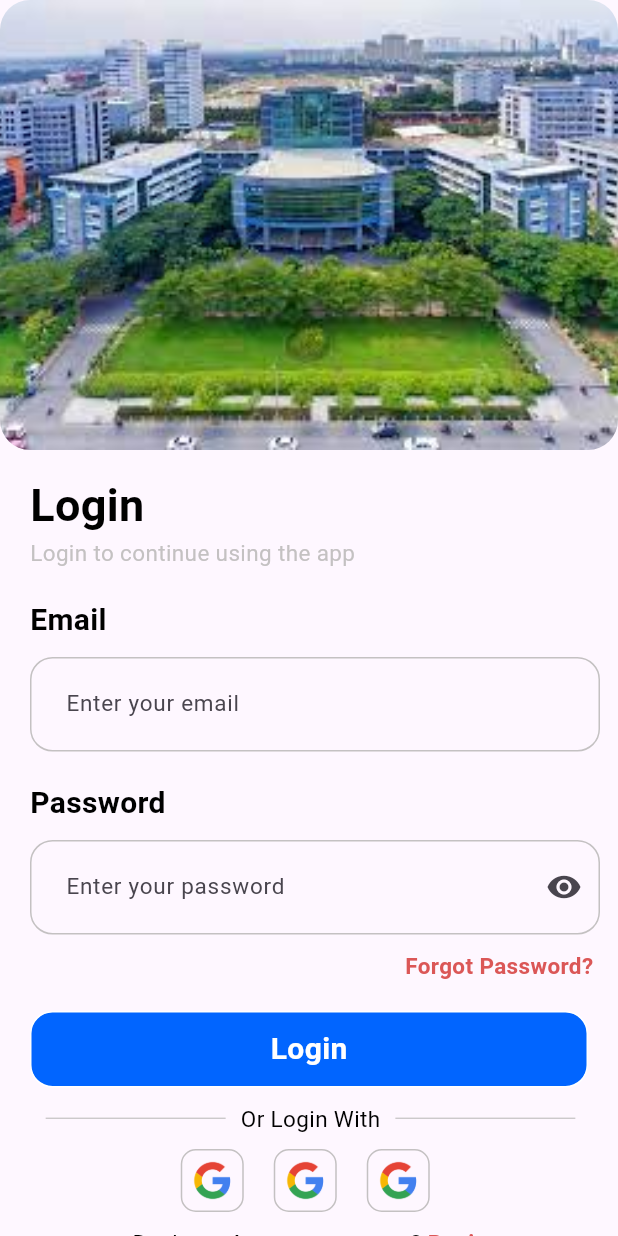
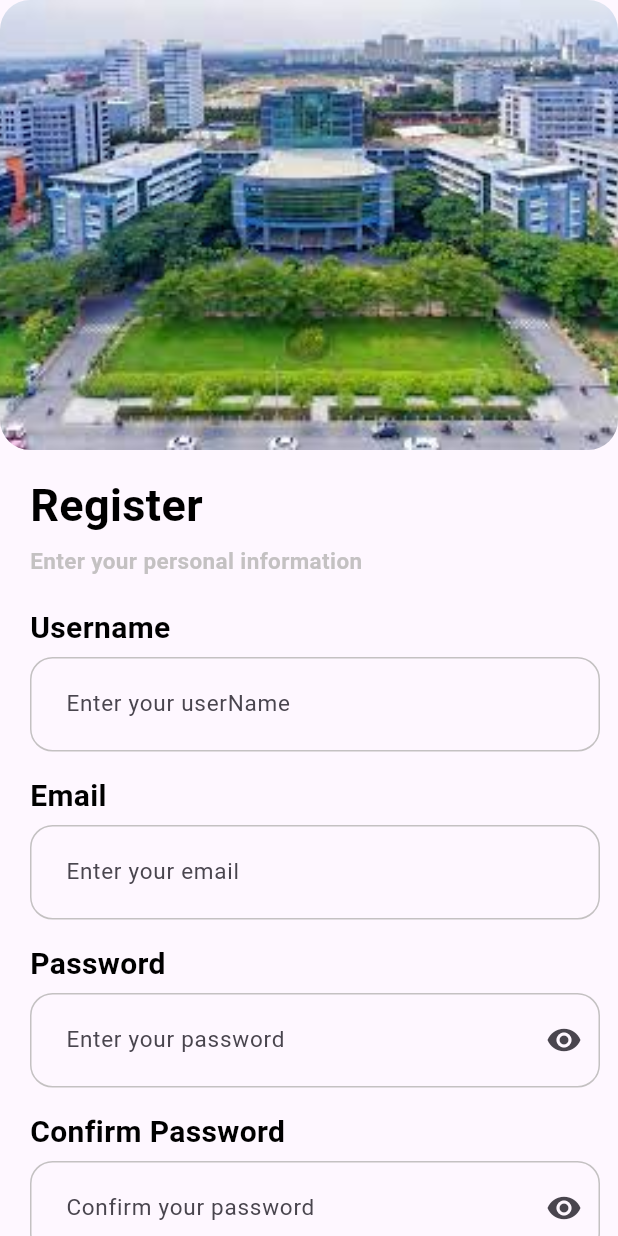
Before and after one commit to phananhvu16112002/Attendance_System_Flutter_NodeJS, a Flutter app: the screen it shows after launch, on a phone screen of 412 x 824 dp. Run offline on Flutter 3.47's test engine with Material 3 defaults, Android fonts, the phone set to English and light mode, and no system bars.

Commit message:
Register Page

```diff
--- /dev/null
+++ b/lib/Pages/Register/components/Body.dart
@@ -0,0 +1,156 @@
+import 'package:attendance_system_nodejs/common/bases/CustomButton.dart';
+import 'package:attendance_system_nodejs/common/bases/CustomText.dart';
+import 'package:attendance_system_nodejs/common/bases/CustomTextField.dart';
+import 'package:attendance_system_nodejs/common/bases/ImageSlider.dart';
+import 'package:attendance_system_nodejs/common/colors/colors.dart';
+import 'package:flutter/material.dart';
+
+class BodyRegister extends StatelessWidget {
+  const BodyRegister({
+    super.key,
+    required this.username,
+    required this.emailAddress,
+    required this.password,
+    required this.confirmPassword,
+  });
+
+  final TextEditingController username;
+  final TextEditingController emailAddress;
+  final TextEditingController password;
+  final TextEditingController confirmPassword;
+
+  @override
+  Widget build(BuildContext context) {
+    return SingleChildScrollView(
+      child: Column(
+        crossAxisAlignment: CrossAxisAlignment.start,
+        children: [
+          ImageSlider(),
+          Container(
+              height: MediaQuery.of(context).size.height,
+              child: Padding(
+                padding: const EdgeInsets.only(left: 20, top: 15),
+                child: Column(
+                    crossAxisAlignment: CrossAxisAlignment.start,
+                    children: [
+                      CustomText(
+                          message: 'Register',
+                          fontSize: 30,
+                          fontWeight: FontWeight.bold,
+                          color: AppColors.primaryText),
+                      SizedBox(
+                        height: 5,
+                      ),
+                      CustomText(
+                          message: 'Enter your personal information',
+                          fontSize: 15,
+                          fontWeight: FontWeight.w600,
+                          color: AppColors.secondaryText),
+                      SizedBox(
+                        height: 20,
+                      ),
+                      CustomText(
+                          message: 'Username',
+                          fontSize: 20,
+                          fontWeight: FontWeight.bold,
+                          color: AppColors.primaryText),
+                      SizedBox(
+                        height: 5,
+                      ),
+                      CustomTextField(
+                          controller: username,
+                          textInputType: TextInputType.text,
+                          obscureText: false,
+                          suffixIcon: Icon(null),
+                          hintText: 'Enter your userName'),
+                      SizedBox(
+                        height: 15,
+                      ),
+                      CustomText(
+                          message: 'Email',
+                          fontSize: 20,
+                          fontWeight: FontWeight.bold,
+                          color: AppColors.primaryText),
+                      SizedBox(
+                        height: 5,
+                      ),
+                      CustomTextField(
+                          controller: emailAddress,
+                          textInputType: TextInputType.emailAddress,
+                          obscureText: false,
+                          suffixIcon: Icon(null),
+                          hintText: 'Enter your email'),
+                      SizedBox(
+                        height: 15,
+                      ),
+                      CustomText(
+                          message: 'Password',
+                          fontSize: 20,
+                          fontWeight: FontWeight.bold,
+                          color: AppColors.primaryText),
+                      SizedBox(
+                        height: 5,
+                      ),
+                      CustomTextField(
+                          controller: password,
+                          textInputType: TextInputType.visiblePassword,
+                          obscureText: true,
+                          suffixIcon: Icon(Icons.visibility),
+                          hintText: 'Enter your password'),
+                      SizedBox(
+                        height: 15,
+                      ),
+                      CustomText(
+                          message: 'Confirm Password',
+                          fontSize: 20,
+                          fontWeight: FontWeight.bold,
+                          color: AppColors.primaryText),
+                      SizedBox(
+                        height: 5,
+                      ),
+                      CustomTextField(
+                          controller: confirmPassword,
+                          textInputType: TextInputType.visiblePassword,
+                          obscureText: true,
+                          suffixIcon: Icon(Icons.visibility),
+                          hintText: 'Confirm your password'),
+                      SizedBox(
+                        height: 20,
+                      ),
+                      CustomButton(
+                          buttonName: 'Register',
+                          backgroundColorButton: AppColors.primaryButton,
+                          borderColor: Colors.white,
+                          textColor: Colors.white,
+                          function: () {}),
+                      SizedBox(
+                        height: 10,
+                      ),
+                      Padding(
+                        padding: const EdgeInsets.only(right: 20),
+                        child: Row(
+                          mainAxisAlignment: MainAxisAlignment.center,
+                          children: [
+                            CustomText(
+                                message: 'Already have an account ? ',
+                                fontSize: 15,
+                                fontWeight: FontWeight.w500,
+                                color: AppColors.primaryText),
+                            GestureDetector(
+                              onTap: () {},
+                              child: CustomText(
+                                  message: 'Log In',
+                                  fontSize: 15,
+                                  fontWeight: FontWeight.bold,
+                                  color: AppColors.importantText),
+                            )
+                          ],
+                        ),
+                      )
+                    ]),
+              ))
+        ],
+      ),
+    );
+  }
+}
--- /dev/null
+++ b/lib/Pages/Register/screens/RegisterPage.dart
@@ -0,0 +1,34 @@
+import 'package:attendance_system_nodejs/Pages/Register/components/Body.dart';
+import 'package:attendance_system_nodejs/Pages/SignIn/components/Body.dart';
+import 'package:attendance_system_nodejs/Pages/SignIn/screens/SignInPage.dart';
+import 'package:attendance_system_nodejs/common/bases/CustomButton.dart';
+import 'package:attendance_system_nodejs/common/bases/CustomText.dart';
+import 'package:attendance_system_nodejs/common/bases/CustomTextField.dart';
+import 'package:attendance_system_nodejs/common/bases/ImageSlider.dart';
+import 'package:attendance_system_nodejs/common/colors/colors.dart';
+import 'package:flutter/material.dart';
+
+class RegisterPage extends StatefulWidget {
+  const RegisterPage({super.key});
+
+  @override
+  State<RegisterPage> createState() => _RegisterPageState();
+}
+
+class _RegisterPageState extends State<RegisterPage> {
+  TextEditingController username = TextEditingController();
+  TextEditingController emailAddress = TextEditingController();
+  TextEditingController password = TextEditingController();
+  TextEditingController confirmPassword = TextEditingController();
+
+  @override
+  Widget build(BuildContext context) {
+    return Scaffold(
+      body: BodyRegister(
+          username: username,
+          emailAddress: emailAddress,
+          password: password,
+          confirmPassword: confirmPassword),
+    );
+  }
+}
--- a/lib/Pages/SignIn/components/Body.dart
+++ b/lib/Pages/SignIn/components/Body.dart
@@ -1,4 +1,4 @@
-import 'package:attendance_system_nodejs/Pages/SignIn/components/CustomTextField.dart';
+import 'package:attendance_system_nodejs/common/bases/CustomTextField.dart';
 import 'package:attendance_system_nodejs/common/bases/CustomButton.dart';
 import 'package:attendance_system_nodejs/common/bases/CustomText.dart';
 import 'package:attendance_system_nodejs/common/bases/ImageSlider.dart';
@@ -54,7 +54,7 @@ class Body extends StatelessWidget {
                   const SizedBox(
                     height: 10,
                   ),
-                  customTextField(
+                  CustomTextField(
                       controller: emailAddress,
                       textInputType: TextInputType.emailAddress,
                       obscureText: false,
@@ -72,7 +72,7 @@ class Body extends StatelessWidget {
                   const SizedBox(
                     height: 10,
                   ),
-                  customTextField(
+                  CustomTextField(
                       controller: password,
                       textInputType: TextInputType.visiblePassword,
                       obscureText: true,
@@ -159,7 +159,7 @@ class Body extends StatelessWidget {
                   const SizedBox(
                     height: 10,
                   ),
-                  const Row(
+                  Row(
                     mainAxisAlignment: MainAxisAlignment.center,
                     children: [
                       CustomText(
@@ -168,11 +168,14 @@ class Body extends StatelessWidget {
                         fontWeight: FontWeight.w500,
                         color: AppColors.primaryText,
                       ),
-                      CustomText(
-                        message: 'Register',
-                        fontSize: 15,
-                        fontWeight: FontWeight.w600,
-                        color: AppColors.importantText,
+                      GestureDetector(
+                        onTap: () {},
+                        child: CustomText(
+                          message: 'Register',
+                          fontSize: 15,
+                          fontWeight: FontWeight.w600,
+                          color: AppColors.importantText,
+                        ),
                       ),
                     ],
                   )
--- a/lib/Pages/SignIn/screens/SignInPage.dart
+++ b/lib/Pages/SignIn/screens/SignInPage.dart
@@ -1,5 +1,5 @@
 import 'package:attendance_system_nodejs/Pages/SignIn/components/Body.dart';
-import 'package:attendance_system_nodejs/Pages/SignIn/components/CustomTextField.dart';
+import 'package:attendance_system_nodejs/common/bases/CustomTextField.dart';
 import 'package:attendance_system_nodejs/common/bases/ImageSlider.dart';
 import 'package:attendance_system_nodejs/common/bases/CustomButton.dart';
 import 'package:attendance_system_nodejs/common/bases/CustomText.dart';
--- a/lib/Pages/SignIn/components/CustomTextField.dart
+++ b/lib/common/bases/CustomTextField.dart
@@ -1,8 +1,8 @@
 import 'package:attendance_system_nodejs/common/colors/colors.dart';
 import 'package:flutter/material.dart';
 
-class customTextField extends StatelessWidget {
-  const customTextField({
+class CustomTextField extends StatelessWidget {
+  const CustomTextField({
     super.key,
     required this.controller,
     required this.textInputType,
--- a/lib/main.dart
+++ b/lib/main.dart
@@ -1,3 +1,4 @@
+import 'package:attendance_system_nodejs/Pages/Register/screens/RegisterPage.dart';
 import 'package:attendance_system_nodejs/Pages/SignIn/screens/SignInPage.dart';
 import 'package:attendance_system_nodejs/Pages/Welcome/screens/WelcomePage.dart';
 import 'package:flutter/material.dart';
@@ -18,7 +19,7 @@ class MyApp extends StatelessWidget {
         colorScheme: ColorScheme.fromSeed(seedColor: Colors.deepPurple),
         useMaterial3: true,
       ),
-      home: const SignInPage(),
+      home: const RegisterPage(),
       debugShowCheckedModeBanner: false,
     );
   }
```
